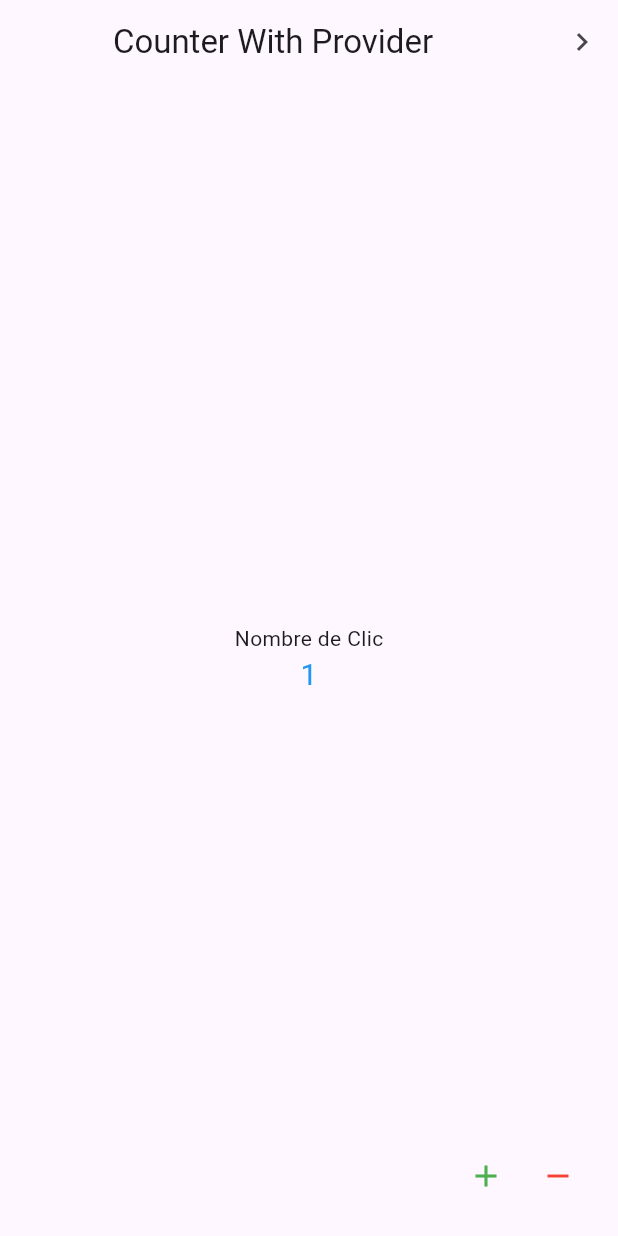
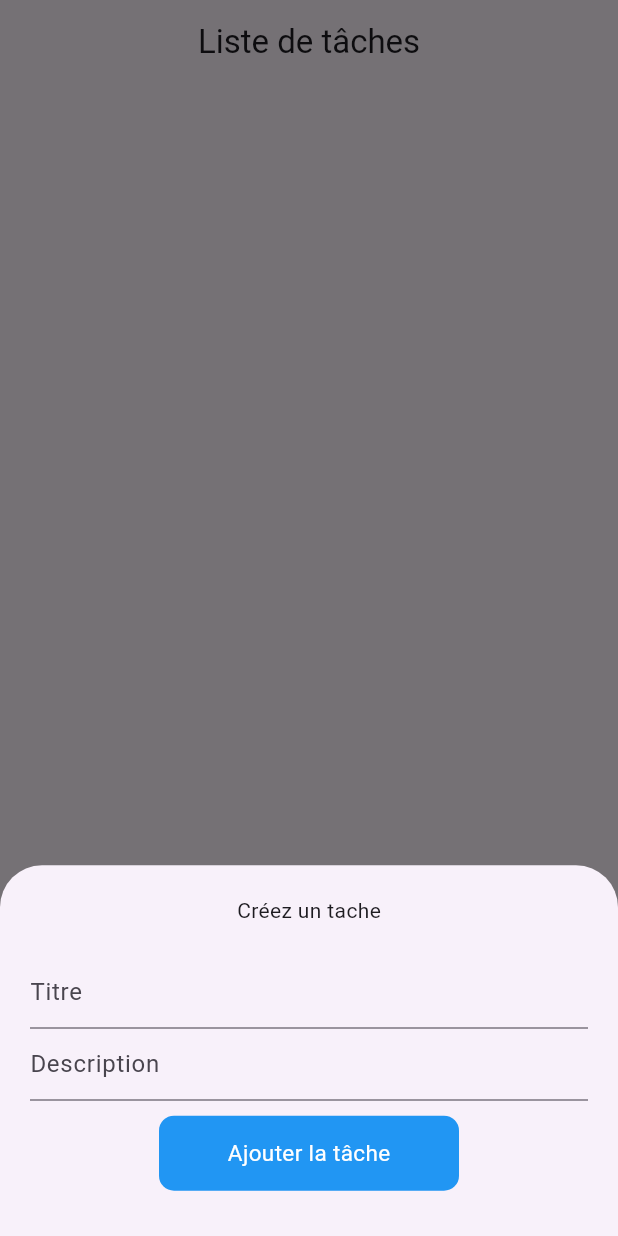
Before and after one commit to DenisGhg/Flutter_Exercises, a Flutter app: the screen it shows after launch, after a tap on the "add" icon, on a phone screen of 412 x 824 dp. Run offline on Flutter 3.47's test engine with Material 3 defaults, Android fonts, the phone set to English and light mode, and no system bars.

Commit message:
Gestion des tâches optimisée, fonction edit pas finalisée

```diff
--- a/lib/main.dart
+++ b/lib/main.dart
@@ -2,6 +2,7 @@ import 'package:flutter/material.dart';
 import 'package:provider/provider.dart';
 import 'package:training_proj/pages/gestionTaches.dart';
 import 'package:training_proj/pages/homePage.dart';
+import 'package:training_proj/pages/task_gestion.dart';
 
 void main() {
   runApp(
@@ -16,6 +17,9 @@ void main() {
 
         // Theme
         ChangeNotifierProvider(create: (BuildContext context) => BrightnessProvider()),
+
+        // Gestion de tâches avancée
+        ChangeNotifierProvider(create: (BuildContext context) => TasksProvider()),
       ],
       child: const MyApp(),
     ),
@@ -38,7 +42,7 @@ class MyApp extends StatelessWidget {
 
         ),
         debugShowCheckedModeBanner: false,
-        home: HomePage(),
+        home: TaskGestion(),
       );
     });
   }
--- /dev/null
+++ b/lib/models/task.dart
@@ -0,0 +1,7 @@
+class Task{
+  final String title;
+  final String description;
+  int id;
+
+  Task(this.title, this.description, {this.id = -1});
+}
--- a/lib/pages/gestionTaches.dart
+++ b/lib/pages/gestionTaches.dart
@@ -73,7 +73,7 @@ class GestionTaches extends StatelessWidget {
                     shrinkWrap: true,
                     itemCount: taskProvider.taskList.length,
                     itemBuilder: (context, index){
-                      return ModelTask(taskName: taskProvider.taskList[index], index: index,);
+                      return ModelTask(title: taskProvider.taskList[index], index: index,);
                     },
                   );
                 },
--- /dev/null
+++ b/lib/pages/task_gestion.dart
@@ -0,0 +1,141 @@
+import 'package:flutter/material.dart';
+import 'package:provider/provider.dart';
+import 'package:training_proj/modelsUI/task_item.dart';
+
+import '../models/task.dart';
+
+class TaskGestion extends StatelessWidget {
+  TaskGestion({super.key});
+
+  @override
+  Widget build(BuildContext context) {
+    return Scaffold(
+      resizeToAvoidBottomInset: true,
+      appBar: AppBar(title: Center(child: Text("Liste de tâches"))),
+      body: ListView.builder(
+        itemCount: context.watch<TasksProvider>().tasks.length,
+        itemBuilder: (context, index){
+          return context.watch<TasksProvider>().tasks[index];
+        },
+      ),
+
+      floatingActionButton: FloatingActionButton(
+        onPressed: () {
+          showModalBottomSheet(
+            isScrollControlled: true,
+            context: context,
+            builder: (bottomSheetContext) {
+
+              final _titleController = TextEditingController();
+              final _descriptionController = TextEditingController();
+              String _emptyFieldError = "";
+
+              return Padding(
+                padding: EdgeInsets.only(
+                  bottom: MediaQuery.of(context).viewInsets.bottom, // ✅ Remonte avec le clavier
+                ),
+                child: SizedBox(
+                  height: MediaQuery.of(context).size.height * 0.3,
+                  width: double.infinity,
+                  child: Padding(
+                    padding: const EdgeInsets.all(20.0),
+                    child: Column(
+                      children: [
+                        Text("Créez un tache"),
+
+                        // Message d'erreur si le formulaire de tâche vide
+                        Text(_emptyFieldError, style: TextStyle(color: Colors.red),),
+                        TextField(
+                          controller: _titleController,
+                          decoration: InputDecoration(hintText: 'Titre'),
+                        ),
+                        TextField(
+                          controller: _descriptionController,
+                          minLines: 1,
+                          maxLines: 5,
+                          decoration: InputDecoration(hintText: 'Description'),
+                        ),
+
+                        SizedBox(
+                          height: 10,
+                        ),
+                        // Bouton validé
+
+                        InkWell(
+                          onTap: (){
+                            context.read<TasksProvider>().addTask(TaskItem(task: Task(_titleController.text, _descriptionController.text),));
+
+                            if(_titleController.text.isNotEmpty && _descriptionController.text.isNotEmpty){
+                              _titleController.clear();
+                              _descriptionController.clear();
+                              Navigator.pop(bottomSheetContext);
+                            }else{
+                              _emptyFieldError = "Veuillez remplir tous les champs";
+                            }
+
+                          },
+                          child: Container(
+                            height: 50,
+                            width: 200,
+                            decoration: BoxDecoration(
+                              color: Colors.blue,
+                              borderRadius: BorderRadius.circular(10),
+                            ),
+                            child: Center(
+                              child: Text(
+                                "Ajouter la tâche",
+                                style: TextStyle(
+                                  color: Colors.white,
+                                  fontSize: 15,
+                                ),
+                              ),
+                            ),
+                          ),
+                        )
+                      ],
+                    ),
+                  ),
+                ),
+              );
+            },
+          );
+        },
+        backgroundColor: Colors.blue,
+        child: Icon(Icons.add),
+      ),
+    );
+  }
+}
+
+class TasksProvider with ChangeNotifier{
+  List<TaskItem> _tasks = [];
+  List<TaskItem> get tasks => _tasks;
+
+  void addTask(TaskItem taskProvider){
+    if(taskProvider.task.title.isNotEmpty && taskProvider.task.description.isNotEmpty){
+      int newId = _tasks.isNotEmpty ? _tasks.last.task.id + 1 : 0;
+      taskProvider.task.id = newId;
+      _tasks.add(taskProvider);
+    }
+    notifyListeners();
+  }
+
+  void removeTask(int id){
+    List<TaskItem> newTask = [];
+    for (var task in _tasks){
+      if(task.task.id != id){
+        newTask.add(task);
+      }
+    }
+    _tasks = newTask;
+    notifyListeners();
+  }
+
+  void updateTask(int id, String newTitle, String newDescription){
+    if(id >= 0 && id < _tasks.length){
+      _tasks[id] = TaskItem(task: Task(newTitle, newDescription, id: id));
+    }
+    notifyListeners();
+  }
+
+}
```
Also changed, not shown: lib/modelsUI/modelTask.dart (+5 -3 lines), lib/modelsUI/task_item.dart (added, +112 -0 lines).
